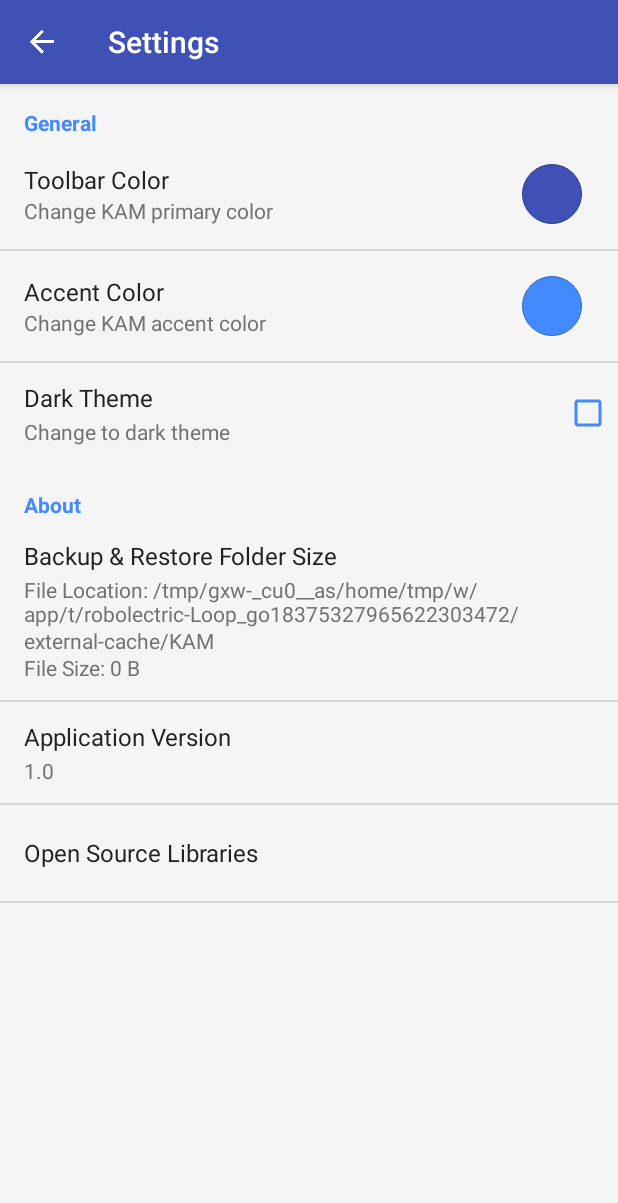
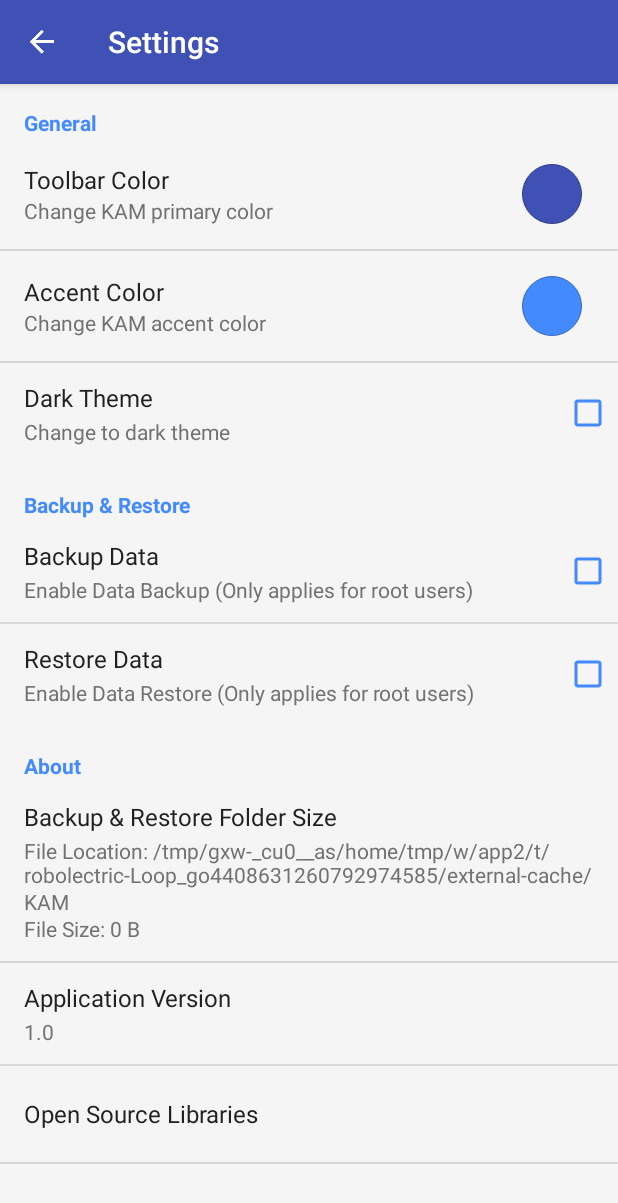
Before and after one commit to k0shk0sh/KAM, an Android app: the SettingsActivity screen opened directly, with no data from a screen before it, on a phone screen of 412 x 824 dp. Shown: the top 1203 px of the screen. Run offline under Robolectric (Android 15) with nearby library versions, the phone set to English and light mode, and no system bars; our stand-ins replace ButterKnife; libraries missing offline, so code that uses them is left out: com.chrisplus.rootmanager, com.mikepenz.aboutlibraries.

Commit message:
backing up data. restore not yet working perfectly.
restore seems like broken so far.

```diff
--- a/app/build.gradle
+++ b/app/build.gradle
@@ -52,7 +52,6 @@ dependencies {
     compile('com.mikepenz:aboutlibraries:5.1.1@aar') { transitive = true }
     compile 'com.bowyer.app:fab-toolbar:1.0.0@aar'
     compile 'com.github.castorflex.verticalviewpager:library:19.0.1'
-    compile 'com.michaelpardo:activeandroid:3.1.0-SNAPSHOT'
     compile 'net.lingala.zip4j:zip4j:1.3.2'
     compile 'com.chrisplus.rootmanager:library:2.0.3@aar'
     compile('com.crashlytics.sdk.android:crashlytics:2.5.1@aar') { transitive = true; }
--- a/app/src/main/java/com/fast/access/kam/AppController.java
+++ b/app/src/main/java/com/fast/access/kam/AppController.java
@@ -1,6 +1,7 @@
 package com.fast.access.kam;
 
-import com.activeandroid.app.Application;
+import android.app.Application;
+
 import com.crashlytics.android.Crashlytics;
 import com.fast.access.kam.activities.Home;
 import com.fast.access.kam.global.loader.cache.IconCache;
--- a/app/src/main/java/com/fast/access/kam/activities/Home.java
+++ b/app/src/main/java/com/fast/access/kam/activities/Home.java
@@ -324,9 +324,13 @@ public class Home extends BaseActivity implements SearchView.OnQueryTextListener
                 actionMode = toolbar.startActionMode(this);
             }
             actionMode.setTitle("Backup ( " + selectedApps.size() + " Apps )");
+            navigationView.getMenu().findItem(R.id.restore).setEnabled(false);
+            navigationView.getMenu().findItem(R.id.restore).setTitle("Restore (Disabled)");
         } else {
             actionMode.finish();
             actionMode = null;
+            navigationView.getMenu().findItem(R.id.restore).setEnabled(true);
+            navigationView.getMenu().findItem(R.id.restore).setTitle("Restore");
         }
     }
 
@@ -365,5 +369,7 @@ public class Home extends BaseActivity implements SearchView.OnQueryTextListener
         actionMode = null;
         selectedApps.clear();
         adapter.clearSelection();
+        navigationView.getMenu().findItem(R.id.restore).setEnabled(true);
+        navigationView.getMenu().findItem(R.id.restore).setTitle("Restore");
     }
 }
--- a/app/src/main/java/com/fast/access/kam/fragments/SettingsFragment.java
+++ b/app/src/main/java/com/fast/access/kam/fragments/SettingsFragment.java
@@ -77,7 +77,8 @@ public class SettingsFragment extends PreferenceFragment implements Preference.O
                                     FileUtils.deleteDirectory(file);
                                     Toast.makeText(getActivity(), "Folder Deleted Successfully", Toast.LENGTH_LONG).show();
                                     long folderSize = AppHelper.getFolderSize(file);
-                                    findPreference("size").setSummary("File Location: " + file.getAbsolutePath() + "\nFile Size: " + Formatter.formatFileSize(getActivity(),
+                                    findPreference("size").setSummary("File Location: " + file.getAbsolutePath() + "\nFile Size: " + Formatter
+                                            .formatFileSize(getActivity(),
                                             folderSize));
                                 } catch (IOException e) {
                                     e.printStackTrace();
--- a/app/src/main/java/com/fast/access/kam/global/helper/FileUtil.java
+++ b/app/src/main/java/com/fast/access/kam/global/helper/FileUtil.java
@@ -15,6 +15,10 @@ public class FileUtil {
 
     private String TAG = this.getClass().getSimpleName();
     private final String folderName = Environment.getExternalStorageDirectory() + "/KAM/";
+
+    public FileUtil() {
+        generateDefaultFile();
+    }
 
     public File folderName() {
         File file = new File(folderName);
@@ -78,6 +82,13 @@ public class FileUtil {
         return new File(folderName(), path + ".apk");
     }
 
+    private void generateDefaultFile() {
+        File file = new File(folderName);
+        if (!file.exists()) {
+            file.mkdir();
+        }
+    }
+
     public File generateZipFile(String name) {
         File file = new File(folderName, ".nomedia");
         if (!file.exists()) {
--- a/app/src/main/res/xml/general_settings.xml
+++ b/app/src/main/res/xml/general_settings.xml
@@ -33,7 +33,24 @@
             android:title="Dark Theme"
             android:widgetLayout="@layout/preference_dynamiccheckbox"/>
     </com.fast.access.kam.widget.CustomPrefCategory>
-
+    <com.fast.access.kam.widget.CustomPrefCategory android:title="Backup &amp; Restore">
+        <CheckBoxPreference
+            android:defaultValue="false"
+            android:key="backup_data"
+            android:layout="@layout/custom_settings"
+            android:persistent="true"
+            android:summary="Enable Data Backup (Only applies for root users)"
+            android:title="Backup Data"
+            android:widgetLayout="@layout/preference_dynamiccheckbox"/>
+        <CheckBoxPreference
+            android:defaultValue="false"
+            android:key="restore_data"
+            android:layout="@layout/custom_settings"
+            android:persistent="true"
+            android:summary="Enable Data Restore (Only applies for root users)"
+            android:title="Restore Data"
+            android:widgetLayout="@layout/preference_dynamiccheckbox"/>
+    </com.fast.access.kam.widget.CustomPrefCategory>
     <com.fast.access.kam.widget.CustomPrefCategory android:title="About">
         <Preference
             android:key="size"
```
Also changed, not shown: app/src/main/java/com/fast/access/kam/global/helper/AppHelper.java (+14 -0 lines), app/src/main/java/com/fast/access/kam/global/service/ExecutorService.java (+13 -4 lines), app/src/main/java/com/fast/access/kam/global/task/backup/BackupAppsTasker.java (+58 -18 lines), app/src/main/java/com/fast/access/kam/global/task/restore/RestoreAppsTasker.java (+43 -4 lines).
